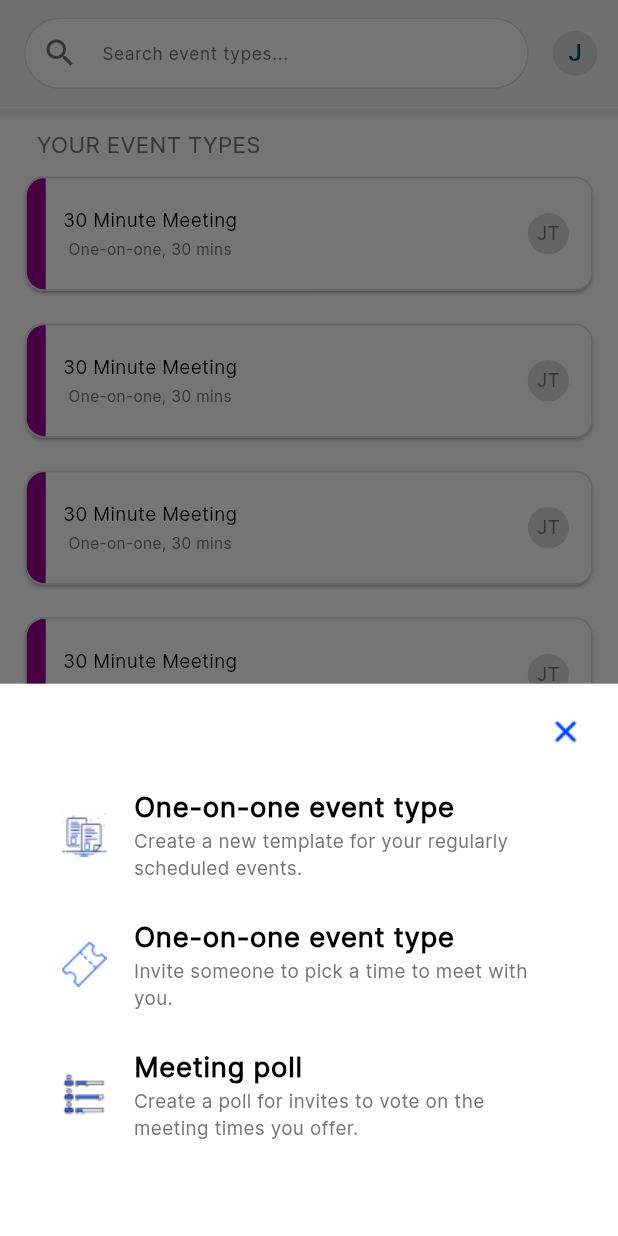
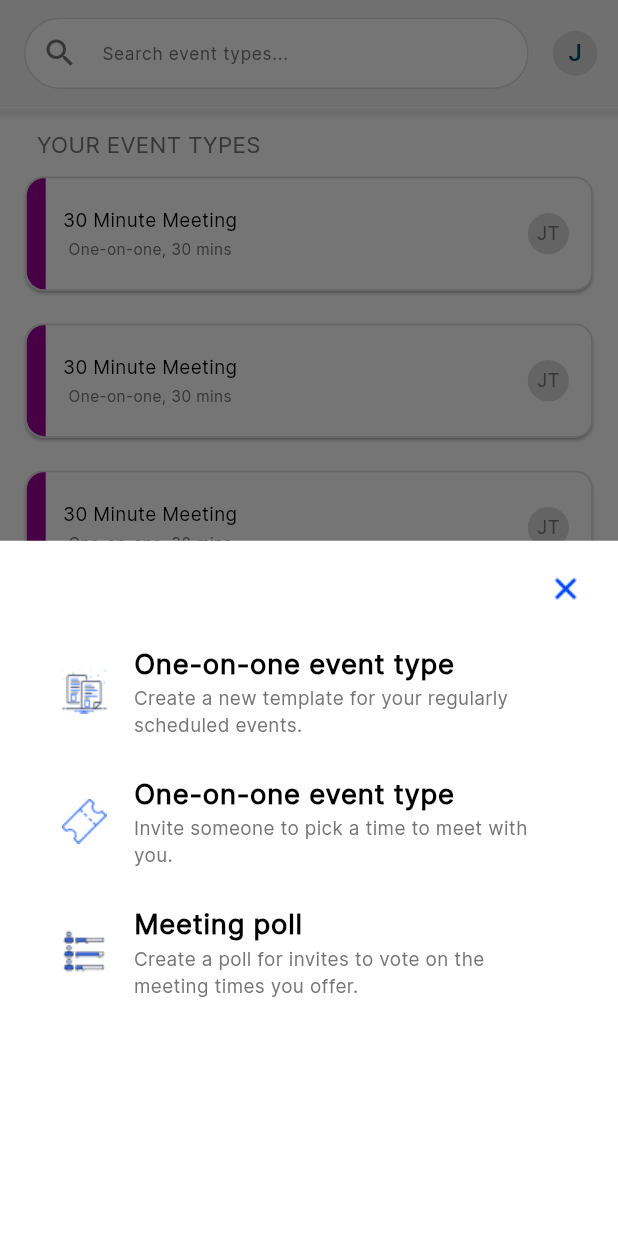
Before and after one commit to Jibran-Talib/Calendly, a Flutter app: the HomeScreen screen opened directly, after a tap on the "add" icon, on a phone screen of 412 x 824 dp. Run offline on Flutter 3.47's test engine with Material 3 defaults, Android fonts, the phone set to English and light mode, and no system bars; our stand-ins replace calendar_view, country_code_picker, flutter_screenutil, flutter_spinkit, get, shared_preferences; accounts and stored records are empty.

Commit message:
new changes

```diff
--- a/calendly_clone/lib/view/home_screen.dart
+++ b/calendly_clone/lib/view/home_screen.dart
@@ -7,6 +7,7 @@ import 'package:calendly_clone/widgets/reuseable_listtile2.dart';
 import 'package:calendly_clone/widgets/reuseable_text.dart';
 import 'package:calendly_clone/widgets/reuseable_textformField.dart';
 import 'package:flutter/material.dart';
+import 'package:flutter/widgets.dart';
 import 'package:flutter_screenutil/flutter_screenutil.dart';
 import 'package:get/get.dart';
 
@@ -100,11 +101,10 @@ class _HomeScreenState extends State<HomeScreen> {
         floatingActionButton: FloatingActionButton(
           onPressed: () {
             Get.bottomSheet(Container(
-              height: 286.h,
               width: double.infinity,
               color: Colors.white,
               child: Padding(
-                padding: EdgeInsets.symmetric(horizontal: 20.w, vertical: 20),
+                padding: EdgeInsets.only(left: 20.w, right: 20.w, top: 20),
                 child: Column(
                   children: [
                     Row(
@@ -194,7 +194,6 @@ class _HomeScreenState extends State<HomeScreen> {
                       child: InkWell(
                         onTap: () {
                           Get.bottomSheet(Container(
-                            height: 333.h,
                             width: double.infinity,
                             decoration: BoxDecoration(
                                 color: Colors.white,
```
